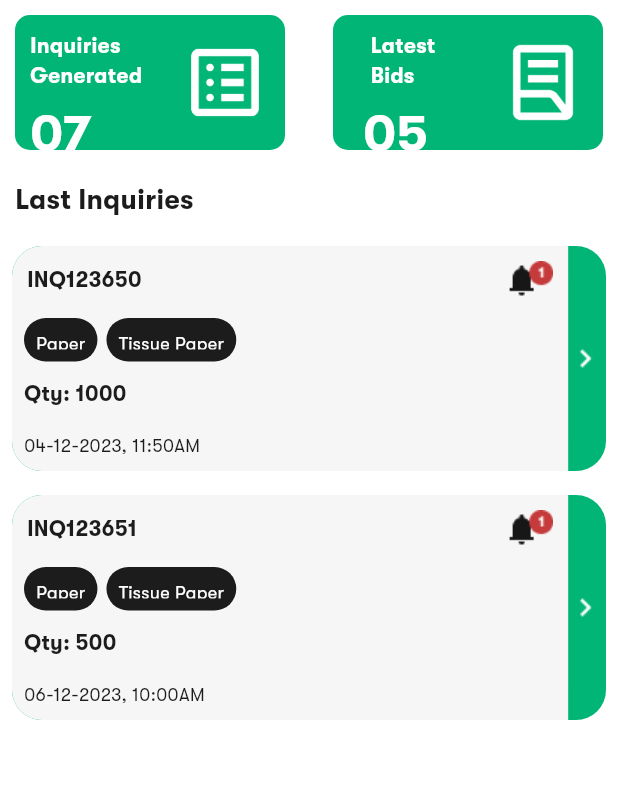
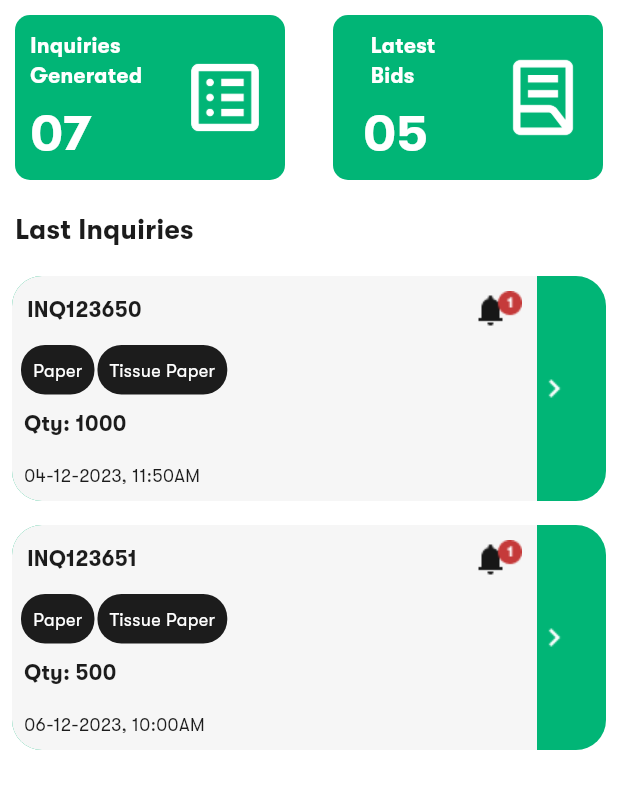
Before and after one commit to bestrate-espl/bestrateapp, a Flutter app: the Home screen opened directly, on a phone screen of 412 x 824 dp. Shown: the top 789 px of the screen. Run offline on Flutter 3.47's test engine with Material 3 defaults, Android fonts, the light colour scheme and no system bars; our stand-ins replace get, pin_code_fields, smooth_page_indicator.

Commit message:
Work Update :- 24-01-2024 - Design changes according to iPhone device

```diff
--- a/lib/drawer/screen/home.dart
+++ b/lib/drawer/screen/home.dart
@@ -2,7 +2,6 @@ import 'package:bestrateapp/constant/best_rate_color_constant.dart';
 import 'package:bestrateapp/drawer/screen/view_inquiry_details.dart';
 import 'package:bestrateapp/models/last_inquiries_model.dart';
 import 'package:flutter/material.dart';
-import 'package:fluttertoast/fluttertoast.dart';
 
 import '../../models/inquiries_model.dart';
 class Home extends StatefulWidget {
@@ -39,7 +38,7 @@ class _HomeState extends State<Home> {
                     children: [
                       Container(
                         width: 180,
-                        height: 90,
+                        height: 110,
                         decoration: BoxDecoration(
                             color: BestRateColorConstant.green,
                           borderRadius: BorderRadius.circular(10)
@@ -84,7 +83,7 @@ class _HomeState extends State<Home> {
                       ),
                       Container(
                         width: 180,
-                        height: 90,
+                        height: 110,
                         decoration: BoxDecoration(
                             color: BestRateColorConstant.green,
                             borderRadius: BorderRadius.circular(10)
@@ -161,7 +160,7 @@ class _HomeState extends State<Home> {
                                 }));
                             },
                               child: Container(
-                                width: MediaQuery.of(context).size.width * 0.9,
+                                width: 350,
                                 height: 150,
                                 decoration: BoxDecoration(
                                   color: BestRateColorConstant.cardBg,
@@ -191,7 +190,7 @@ class _HomeState extends State<Home> {
                                         height: 35,
                                         child: ListView.builder(itemBuilder: (context, index) {
                                            return Padding(
-                                             padding: const EdgeInsets.all(3),
+                                             padding: const EdgeInsets.all(1),
                                              child: Container(
                                                decoration: BoxDecoration(
                                                color: BestRateColorConstant.darkBlack,
--- a/lib/drawer/screen/my_inquiry.dart
+++ b/lib/drawer/screen/my_inquiry.dart
@@ -50,7 +50,7 @@ class _MyInquiryState extends State<MyInquiry> {
                           // }));
                         },
                         child: Container(
-                          width: MediaQuery.of(context).size.width * 0.9,
+                          width: 350,
                           height: 150,
                           decoration: BoxDecoration(
                             color: BestRateColorConstant.cardBg,
@@ -80,7 +80,7 @@ class _MyInquiryState extends State<MyInquiry> {
                                   height: 35,
                                   child: ListView.builder(itemBuilder: (context, index) {
                                     return Padding(
-                                      padding: const EdgeInsets.all(3),
+                                      padding: const EdgeInsets.all(1),
                                       child: Container(
                                         decoration: BoxDecoration(
                                             color: BestRateColorConstant.darkBlack,
--- a/lib/main.dart
+++ b/lib/main.dart
@@ -1,6 +1,6 @@
 import 'package:bestrateapp/screens/splase_sereen.dart';
 import 'package:flutter/material.dart';
-import 'package:webview_flutter/webview_flutter.dart';
+// import 'package:webview_flutter/webview_flutter.dart';
 
 import 'best_rate_web_view.dart';
 
--- a/lib/screens/dashboard_screen.dart
+++ b/lib/screens/dashboard_screen.dart
@@ -190,7 +190,7 @@ class _DashboardScreenState extends State<DashboardScreen> {
                   // ),
                   SizedBox(height: 6),
                   Text(pagesName[index]['name'] ?? "",style: TextStyle(
-                    fontSize: 14,
+                    fontSize: 13,
                     fontFamily: 'GTWalsheimPro',
                     fontWeight: isSelected ? FontWeight.w500 : FontWeight.w500,color: isSelected ? Colors.white : BestRateColorConstant.darkBlack,))
                   // PlumText(
--- a/lib/screens/on_boarding_screen.dart
+++ b/lib/screens/on_boarding_screen.dart
@@ -1,7 +1,6 @@
 import 'package:bestrateapp/screens/signin_screen.dart';
 import 'package:flutter/material.dart';
 import 'package:flutter/services.dart';
-import 'package:shared_preferences/shared_preferences.dart';
 import 'package:smooth_page_indicator/smooth_page_indicator.dart';
 
 import '../intro_screens/intro_screen_1.dart';
--- a/pubspec.yaml
+++ b/pubspec.yaml
@@ -35,12 +35,12 @@ dependencies:
   # The following adds the Cupertino Icons font to your application.
   # Use with the CupertinoIcons class for iOS style icons.
   cupertino_icons: ^1.0.2
-  webview_flutter: ^4.4.2
+#  webview_flutter: ^4.4.2
   smooth_page_indicator: ^1.0.0
-  shared_preferences: ^2.0.12
+#  shared_preferences: ^2.0.12
   pin_code_fields: ^7.3.0
   get: ^4.6.6
-  fluttertoast: ^8.2.4
+#  fluttertoast: ^8.2.4
 
 dev_dependencies:
   flutter_test:
```
Also changed, not shown: lib/best_rate_web_view.dart (+52 -52 lines), lib/screens/splase_sereen.dart (+6 -8 lines), pubspec.lock, 1 other file.
